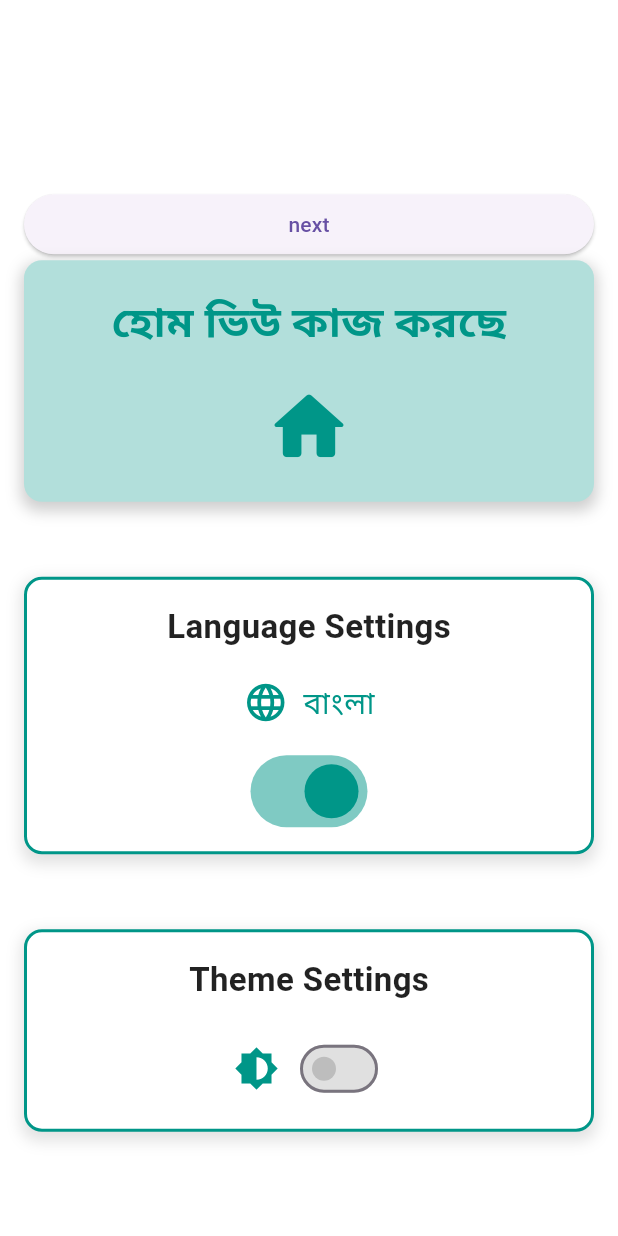
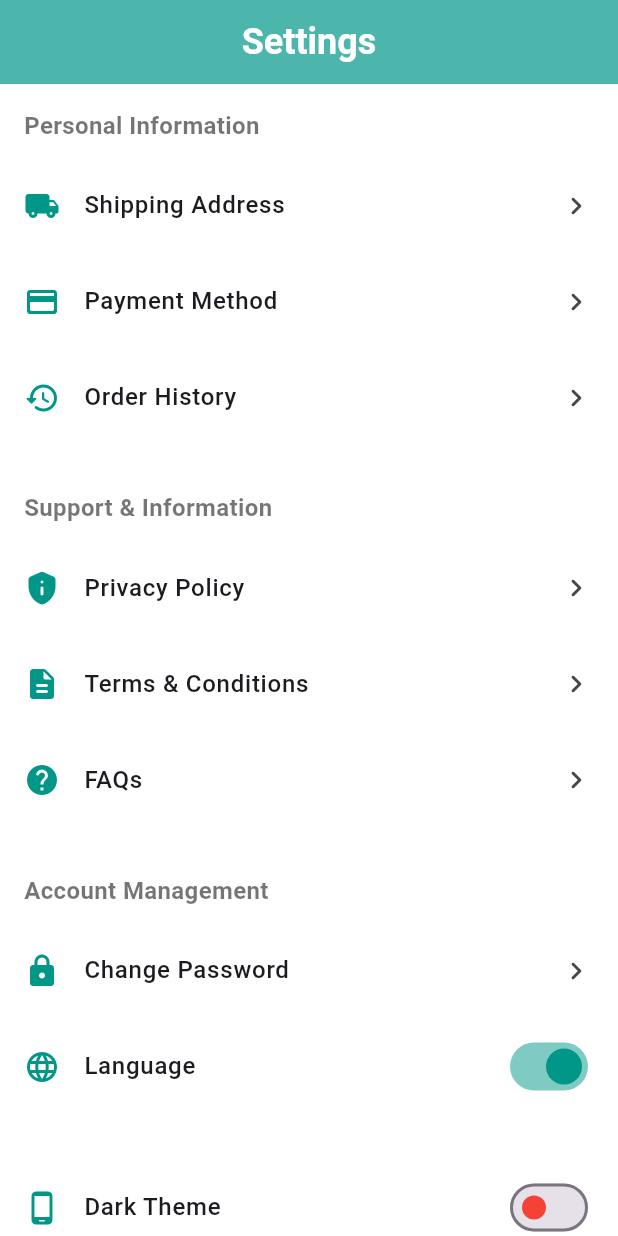
Before and after one commit to Nahin-CDR/QuickMart, a Flutter app: the screen it shows after launch, on a phone screen of 412 x 824 dp. Run offline on Flutter 3.47's test engine with Material 3 defaults, Android fonts, the phone set to English and light mode, and no system bars; our stand-ins replace flutter_svg, fluttertoast, get, get_storage, google_fonts; Roboto replaces fonts that are missing (ComicNeue).

```diff
--- a/lib/app/modules/home/views/home_view.dart
+++ b/lib/app/modules/home/views/home_view.dart
@@ -5,129 +5,164 @@ import '../controllers/home_controller.dart';
 
 
 // HomeView Widget
+import 'package:flutter/material.dart';
+import 'package:get/get.dart';
+
+import 'package:flutter/material.dart';
+import 'package:get/get.dart';
+
+import 'package:flutter/material.dart';
+import 'package:get/get.dart';
+import '../controllers/home_controller.dart';
+
+// HomeView Widget
 class HomeView extends GetView<HomeController> {
   const HomeView({super.key});
 
   @override
   Widget build(BuildContext context) {
-
     return Scaffold(
       appBar: AppBar(
+        backgroundColor: Colors.teal.shade300,
         title: Text(
-          'appTitle'.tr,
+          'Settings'.tr,
           style: const TextStyle(
             fontSize: 24,
             fontWeight: FontWeight.bold,
             color: Colors.white,
           ),
         ),
-        centerTitle: true,
+        elevation: 0,
       ),
-      body: Padding(
+      body: SingleChildScrollView(
+        child: Padding(
           padding: const EdgeInsets.all(16.0),
           child: Column(
-          mainAxisAlignment: MainAxisAlignment.center,
-          crossAxisAlignment: CrossAxisAlignment.stretch,
+            crossAxisAlignment: CrossAxisAlignment.start,
             children: [
-            ElevatedButton(
-                onPressed: (){
-                  Get.toNamed(Routes.SPLASH);
-                },
-                child: Text("next")
+              // Personal Information Section
+              _buildSectionTitle('Personal Information'),
+              const SizedBox(height: 10),
+              _buildListTile(
+                context,
+                icon: Icons.local_shipping_rounded,
+                title: 'Shipping Address',
               ),
-            // Top Section with Message
-            Container(
-              padding: const EdgeInsets.all(20),
-              decoration: BoxDecoration(
-                color: Colors.teal.shade100,
-                borderRadius: BorderRadius.circular(12),
-                boxShadow: [
-                  BoxShadow(
-                    color: Colors.grey.withOpacity(0.5),
-                    spreadRadius: 2,
-                    blurRadius: 8,
-                    offset: const Offset(0, 4),
+              _buildListTile(
+                context,
+                icon: Icons.credit_card_rounded,
+                title: 'Payment Method',
               ),
-                ],
+              _buildListTile(
+                context,
+                icon: Icons.history_rounded,
+                title: 'Order History',
               ),
-              child: Column(
-                crossAxisAlignment: CrossAxisAlignment.center,
-                children: [
-                  Text(
-                    'homeViewMessage'.tr,
-                    style: const TextStyle(
-                      fontSize: 28,
-                      fontWeight: FontWeight.w600,
-                      color: Colors.teal,
+              const SizedBox(height: 30),
+
+              // Support & Information Section
+              _buildSectionTitle('Support & Information'),
+              const SizedBox(height: 10),
+              _buildListTile(
+                context,
+                icon: Icons.privacy_tip_rounded,
+                title: 'Privacy Policy',
               ),
-                    textAlign: TextAlign.center,
+              _buildListTile(
+                context,
+                icon: Icons.description_rounded,
+                title: 'Terms & Conditions',
               ),
-                  const SizedBox(height: 20),
-                  const Icon(
-                    Icons.home_rounded,
-                    size: 60,
-                    color: Colors.teal,
+              _buildListTile(
+                context,
+                icon: Icons.help_rounded,
+                title: 'FAQs',
               ),
+              const SizedBox(height: 30),
+
+              // Account Management Section
+              _buildSectionTitle('Account Management'),
+              const SizedBox(height: 10),
+              _buildListTile(
+                context,
+                icon: Icons.lock_rounded,
+                title: 'Change Password',
+              ),
+
+              // Language Switch Section
+              _buildLanguageSwitch(context),
+              const SizedBox(height: 30),
+
+              // Theme Switch Section
+              _buildThemeSwitch(context),
             ],
           ),
         ),
-            const SizedBox(height: 50),
+      ),
+    );
+  }
 
-            // Language Switcher Section
-            Container(
-              padding: const EdgeInsets.all(16),
-              decoration: BoxDecoration(
-                color: Colors.white,
-                borderRadius: BorderRadius.circular(12),
-                border: Border.all(color: Colors.teal, width: 2),
-                boxShadow: [
-                  BoxShadow(
-                    color: Colors.grey.withOpacity(0.3),
-                    spreadRadius: 2,
-                    blurRadius: 8,
-                    offset: const Offset(0, 4),
+  // Build Section Title
+  Widget _buildSectionTitle(String title) {
+    return Text(
+      title,
+      style: const TextStyle(
+        fontSize: 16,
+        fontWeight: FontWeight.bold,
+        color: Colors.black54,
       ),
-                ],
+    );
+  }
+
+  // Build List Tile
+  Widget _buildListTile(BuildContext context, {required IconData icon, required String title}) {
+    return ListTile(
+      contentPadding: const EdgeInsets.symmetric(vertical: 4.0),
+      leading: Icon(icon, color: Colors.teal),
+      title: Text(
+        title.tr,
+        style: const TextStyle(fontSize: 16, fontWeight: FontWeight.w500),
       ),
-              child: Column(
-                crossAxisAlignment: CrossAxisAlignment.center,
-                children: [
-                  const Text(
-                    'Language Settings',
-                    style: TextStyle(
-                      fontSize: 22,
-                      fontWeight: FontWeight.w600,
-                      color: Colors.black87,
+      trailing: const Icon(Icons.chevron_right_rounded),
+      onTap: () {
+        // Add navigation or functionality here
+      },
+    );
+  }
+
+  // Build Theme Switch Widget
+  Widget _buildThemeSwitch(BuildContext context) {
+    return ListTile(
+      contentPadding: const EdgeInsets.symmetric(vertical: 4.0),
+      leading: const Icon(Icons.phone_android_rounded, color: Colors.teal),
+      title: Text(
+        'Dark Theme'.tr,
+        style: const TextStyle(fontSize: 16, fontWeight: FontWeight.w500),
       ),
+      trailing: Obx(() {
+        return Switch(
+          value: controller.themeController.isDarkTheme,
+          activeColor: Colors.teal,
+          onChanged: (value) {
+            controller.themeController.toggleTheme();
+          },
+        );
+      }),
+    );
+  }
+
+  // Build Language Switch Widget
+  Widget _buildLanguageSwitch(BuildContext context) {
+    return ListTile(
+      contentPadding: const EdgeInsets.symmetric(vertical: 4.0),
+      leading: const Icon(Icons.language_rounded, color: Colors.teal),
+      title: Text(
+        'Language'.tr,
+        style: const TextStyle(fontSize: 16, fontWeight: FontWeight.w500),
       ),
-                  const SizedBox(height: 20),
-                  Row(
-                    mainAxisAlignment: MainAxisAlignment.center,
-                    children: [
-                      const Icon(
-                        Icons.language_rounded,
-                        size: 30,
-                        color: Colors.teal,
-                      ),
-                      const SizedBox(width: 10),
-                      Text(
-                        Get.locale?.languageCode == 'bn' ? 'বাংলা' : 'English',
-                        style: const TextStyle(
-                          fontSize: 20,
-                          fontWeight: FontWeight.w500,
-                          color: Colors.teal,
-                        ),
-                      ),
-                    ],
-                  ),
-                  const SizedBox(height: 20),
-                  Transform.scale(
-                    scale: 1.5,
-                    child: Switch(
+      trailing: Switch(
         value: Get.locale?.languageCode == 'bn',
         activeColor: Colors.teal,
-                      inactiveThumbColor: Colors.grey.shade400,
-                      inactiveTrackColor: Colors.grey.shade300,
         onChanged: (bool value) {
           if (value) {
             Get.updateLocale(const Locale('bn', 'BD'));
@@ -136,68 +171,6 @@ class HomeView extends GetView<HomeController> {
           }
         },
       ),
-                  ),
-                ],
-              ),
-            ),
-            const SizedBox(height: 50),
-
-            // Theme Switcher Section
-            Container(
-              padding: const EdgeInsets.all(16),
-              decoration: BoxDecoration(
-                color: Colors.white,
-                borderRadius: BorderRadius.circular(12),
-                border: Border.all(color: Colors.teal, width: 2),
-                boxShadow: [
-                  BoxShadow(
-                    color: Colors.grey.withOpacity(0.3),
-                    spreadRadius: 2,
-                    blurRadius: 8,
-                    offset: const Offset(0, 4),
-                  ),
-                ],
-              ),
-              child: Column(
-                crossAxisAlignment: CrossAxisAlignment.center,
-                children: [
-                  const Text(
-                    'Theme Settings',
-                    style: TextStyle(
-                      fontSize: 22,
-                      fontWeight: FontWeight.w600,
-                      color: Colors.black87,
-                    ),
-                  ),
-                  const SizedBox(height: 20),
-                  Row(
-                    mainAxisAlignment: MainAxisAlignment.center,
-                    children: [
-                      const Icon(
-                        Icons.brightness_6,
-                        size: 30,
-                        color: Colors.teal,
-                      ),
-                      const SizedBox(width: 10),
-                      Obx(() {
-                        return Switch(
-                          value: controller.themeController.isDarkTheme,
-                          activeColor: Colors.teal,
-                          inactiveThumbColor: Colors.grey.shade400,
-                          inactiveTrackColor: Colors.grey.shade300,
-                          onChanged: (bool value) {
-                            controller.themeController.toggleTheme();
-                          },
-                        );
-                      }),
-                    ],
-                  ),
-                ],
-              ),
-            ),
-          ],
-        ),
-      ),
     );
   }
 }
--- a/lib/app/resources/widgets/custom_input_field.dart
+++ b/lib/app/resources/widgets/custom_input_field.dart
@@ -47,7 +47,7 @@ class CustomInputField extends StatelessWidget {
   Widget build(BuildContext context) {
     return Container(
       decoration: BoxDecoration(
-        color:  Get.isDarkMode ? ColorManager.primaryBlack : ColorManager.lightGrey,//backgroundColor ?? Colors.white,
+        color:  Get.isDarkMode ? ColorManager.primaryBlack : ColorManager.primaryWhite,//backgroundColor ?? Colors.white,
         borderRadius: BorderRadius.circular(8),
         boxShadow: (focusNode?.hasFocus == true)
             ? [
--- a/lib/app/routes/app_pages.dart
+++ b/lib/app/routes/app_pages.dart
@@ -19,7 +19,7 @@ class AppPages {
   static final routes = [
     GetPage(
       name: _Paths.HOME,
-      page: () => const HomeView(),
+      page: () => HomeView(),
       binding: HomeBinding(),
     ),
     GetPage(
@@ -39,7 +39,7 @@ class AppPages {
     ),
     GetPage(
       name: _Paths.VERIFY,
-      page: () => const VerifyView(),
+      page: () =>  VerifyView(),
       binding: VerifyBinding(),
     ),
   ];
```
Also changed, not shown: lib/app/modules/userSignUp/signup/views/signup_view.dart (+8 -1 lines), lib/app/modules/userSignUp/verify/views/verify_view.dart (+32 -9 lines), lib/app/resources/widgets/universal_button.dart (+23 -36 lines), lib/app/resources/widgets/userSignUp/input_pin.dart (added, +80 -0 lines), 1 other file. Lines whose indentation alone changed are shown as unchanged.
